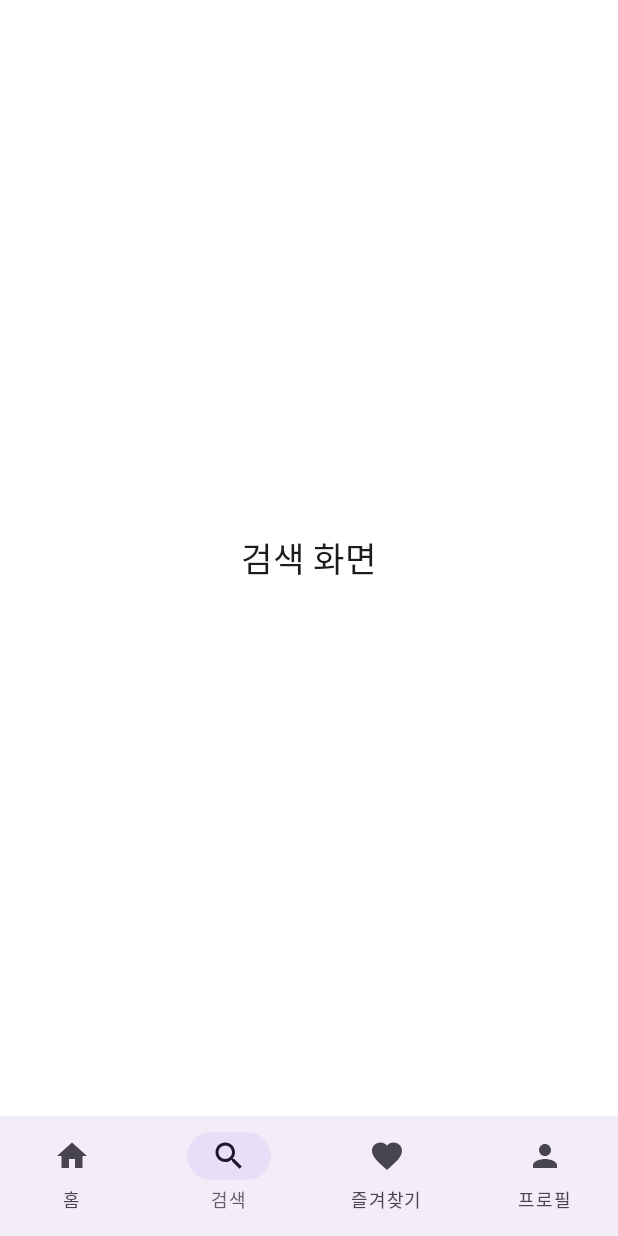
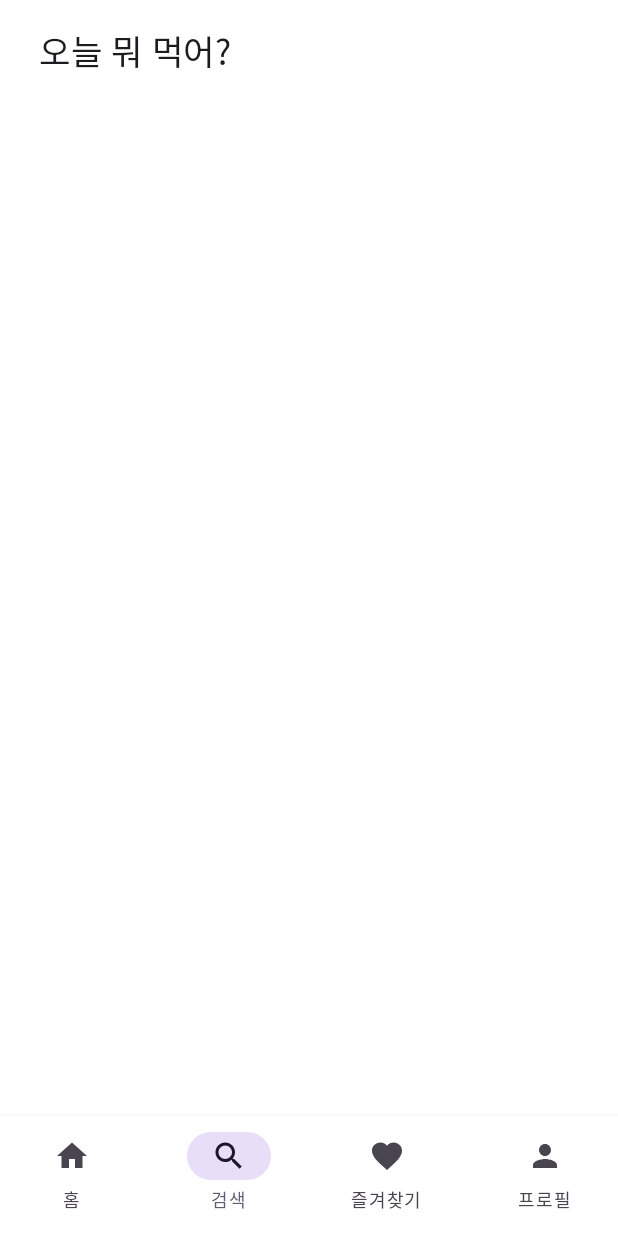
Before and after one commit to hangu26/Meal-Picker, an Android app built with Jetpack Compose: the screen it shows after launch (MainActivity), item 2 of the bottom bar chosen, on a phone screen of 412 x 824 dp. Run offline under Robolectric (Android 15) with nearby library versions, the phone set to English and light mode, and no system bars; Roboto replaces fonts that are not available here; 1 statement that could not run was skipped.

Commit message:
topBar update in MainScreen(Jetpack Compose)

```diff
--- a/app/src/main/java/kr/baeksuk/mealpicker/ui/screens/mainscreen/MainScreen.kt
+++ b/app/src/main/java/kr/baeksuk/mealpicker/ui/screens/mainscreen/MainScreen.kt
@@ -1,21 +1,27 @@
 package kr.baeksuk.mealpicker.ui.screens.mainscreen
 
+import androidx.compose.foundation.background
 import androidx.compose.foundation.layout.Box
+import androidx.compose.foundation.layout.Column
+import androidx.compose.foundation.layout.fillMaxHeight
+import androidx.compose.foundation.layout.fillMaxSize
+import androidx.compose.foundation.layout.fillMaxWidth
 import androidx.compose.foundation.layout.padding
-import androidx.compose.material3.Icon
-import androidx.compose.material3.NavigationBar
-import androidx.compose.material3.NavigationBarItem
 import androidx.compose.material3.Scaffold
 import androidx.compose.material3.Text
 import androidx.compose.runtime.Composable
 import androidx.compose.ui.Modifier
+import androidx.compose.ui.res.colorResource
+import androidx.compose.ui.text.font.FontWeight
 import androidx.compose.ui.tooling.preview.Preview
-import androidx.navigation.NavHostController
-import androidx.navigation.compose.currentBackStackEntryAsState
 import androidx.navigation.compose.rememberNavController
-import kr.baeksuk.mealpicker.navigation.BottomNavItem
+import kr.baeksuk.mealpicker.R
+import kr.baeksuk.mealpicker.navigation.BottomNavigation
 import kr.baeksuk.mealpicker.navigation.NavigationGraph
 import kr.baeksuk.mealpicker.ui.theme.MealPickerTheme
+import kr.baeksuk.mealpicker.ui.theme.pretendard
+import kr.baeksuk.mealpicker.util.util.pxToDpFixedDpi
+import kr.baeksuk.mealpicker.util.util.pxToSpFixedDpi
 
 @Composable
 fun mainScreen() {
@@ -23,41 +29,36 @@ fun mainScreen() {
     val navController = rememberNavController()
 
     Scaffold(
+        topBar = {
+
+            Column(
+
+                modifier = Modifier
+                    .background(colorResource(id = R.color.white))
+                    .fillMaxSize()
+                    .padding(start = pxToDpFixedDpi(px = 90f), top = pxToDpFixedDpi(px = 60f))
+
+            ) {
+
+                Text(
+                    text = "오늘 뭐 먹어?",
+                    fontSize = pxToSpFixedDpi(px = 80f),
+                    fontFamily = pretendard,
+                    fontWeight = FontWeight.Bold
+                )
+
+            }
+        },
         bottomBar = { BottomNavigation(navController = navController) }
     ) {
-        Box(Modifier.padding(it)){
+        Box(
+            Modifier
+                .padding(it)
+        ) {
             NavigationGraph(navController = navController)
         }
     }
 
-}
-
-@Composable
-fun BottomNavigation(navController: NavHostController) {
-    val items = listOf(
-        BottomNavItem.Home,
-        BottomNavItem.Search,
-        BottomNavItem.Favorite,
-        BottomNavItem.Profile
-    )
-    val currentRoute = navController.currentBackStackEntryAsState().value?.destination?.route
-
-    NavigationBar {
-        items.forEach { item ->
-            NavigationBarItem(
-                icon = { Icon(item.icon, contentDescription = item.label) },
-                label = { Text(item.label) },
-                selected = currentRoute == item.route,
-                onClick = {
-                    navController.navigate(item.route) {
-                        popUpTo(navController.graph.startDestinationId) { saveState = true }
-                        launchSingleTop = true
-                        restoreState = true
-                    }
-                }
-            )
-        }
-    }
 }
 
 @Preview(showBackground = true)
```
